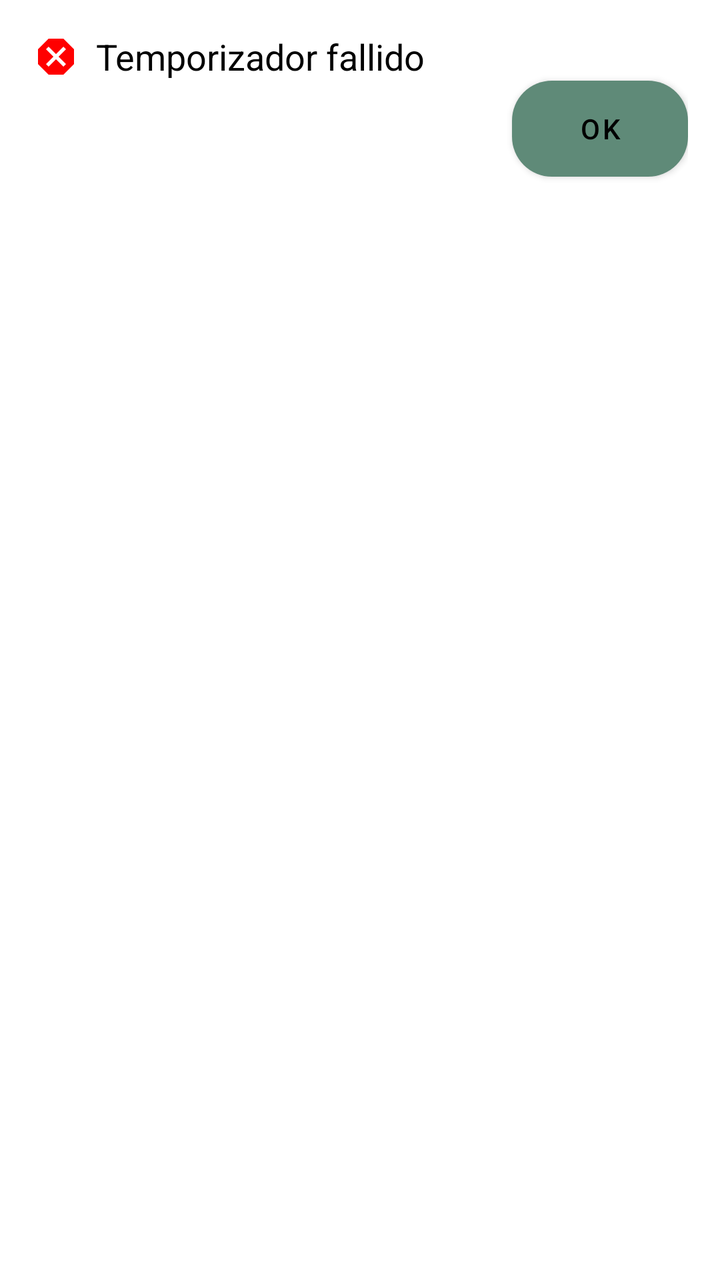
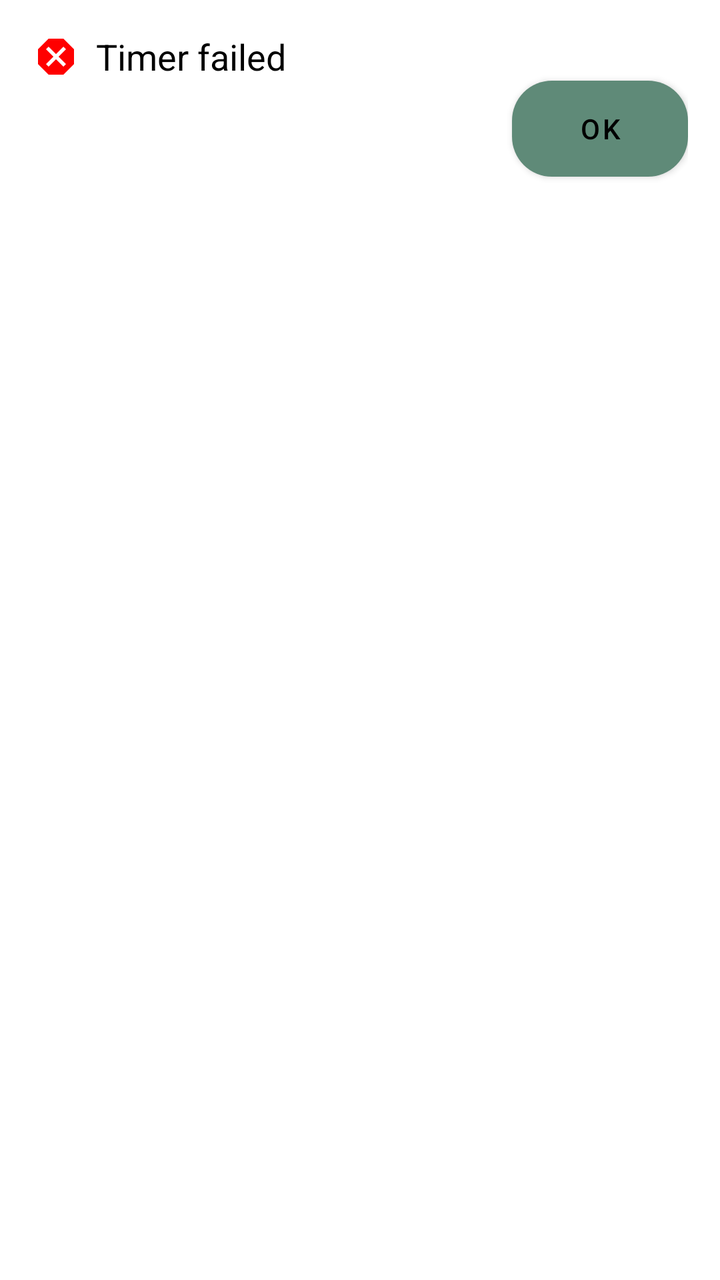

Compare the two renders of this Android layout. The source of the first and the diff that turns it into the second are given below.
<!-- AndroidManifest.xml: application theme Theme.BBetter -->
<!-- res/layout/popup_error.xml -->
<?xml version="1.0" encoding="utf-8"?>
<androidx.constraintlayout.widget.ConstraintLayout
    xmlns:android="http://schemas.android.com/apk/res/android"
    xmlns:app="http://schemas.android.com/apk/res-auto"
    android:layout_width="match_parent"
    android:layout_height="wrap_content"
    android:background="#FFFFFF"
    android:padding="@dimen/spacing_md">

    <ImageView
        android:id="@+id/icon"
        android:layout_width="wrap_content"
        android:layout_height="wrap_content"
        android:src="@drawable/ic_error_cross_24"
        app:layout_constraintTop_toTopOf="@id/alertMessage"
        app:layout_constraintBottom_toBottomOf="@id/alertMessage"
        app:layout_constraintStart_toStartOf="parent"
        app:tint="#FF0000" />

    <TextView
        android:id="@+id/alertMessage"
        android:layout_width="0dp"
        android:layout_height="wrap_content"
        android:paddingStart="@dimen/spacing_sm"
        android:text="Temporizador fallido"
        android:textColor="@color/black"
        android:textSize="@dimen/text_dialog"
        app:layout_constraintTop_toTopOf="parent"
        app:layout_constraintStart_toEndOf="@id/icon"
        app:layout_constraintEnd_toEndOf="parent" />

    <Button
        android:id="@+id/okButton"
        android:layout_width="wrap_content"
        android:layout_height="wrap_content"
        android:background="@drawable/rounded_square"
        android:backgroundTint="@color/white"
        android:text="OK"
        android:textColor="@color/black"
        app:layout_constraintTop_toBottomOf="@id/alertMessage"
        app:layout_constraintEnd_toEndOf="parent" />

</androidx.constraintlayout.widget.ConstraintLayout>
<!-- resources referenced by this layout -->
<resources>
  <color name="black">#FF000000</color>
  <color name="white">#FFFFFFFF</color>
  <dimen name="spacing_md">16dp</dimen>
  <dimen name="spacing_sm">8dp</dimen>
  <dimen name="text_dialog">18sp</dimen>
  <!-- drawable ic_error_cross_24 (drawable) -->
  <vector android:height="24dp" android:tint="#000000"
      android:viewportHeight="24" android:viewportWidth="24"
      android:width="24dp" xmlns:android="http://schemas.android.com/apk/res/android">
      <path android:fillColor="@android:color/white" android:pathData="M15.73,3H8.27L3,8.27v7.46L8.27,21h7.46L21,15.73V8.27L15.73,3zM17,15.74L15.74,17 12,13.26 8.26,17 7,15.74 10.74,12 7,8.26 8.26,7 12,10.74 15.74,7 17,8.26 13.26,12 17,15.74z"/>
  </vector>
  <!-- drawable rounded_square (drawable) -->
  <?xml version="1.0" encoding="utf-8"?>
  <shape xmlns:android="http://schemas.android.com/apk/res/android">
      <solid android:color="@color/white"/> 
      <corners android:radius="20dp"/> 
  </shape>
  <style name="Theme.BBetter" parent="Theme.MaterialComponents.Light">
          <item name="colorPrimary">@color/bb_primary</item>
          <item name="colorPrimaryVariant">@color/bb_primary_dark</item>
          <item name="colorOnPrimary">@color/bb_on_primary</item>
          <item name="colorSecondary">@color/bb_secondary</item>
          <item name="colorSecondaryVariant">@color/bb_secondary</item>
          <item name="colorOnSecondary">@color/bb_on_primary</item>
          <item name="colorAccent">@color/bb_accent_energy</item>
          <item name="colorSurface">@color/bb_surface_card</item>
          <item name="colorOnSurface">@color/bb_on_surface</item>
          <item name="colorError">@color/bb_danger</item>
  
          <item name="android:windowBackground">@color/bb_surface</item>
          <item name="android:colorBackground">@color/bb_surface</item>
          <item name="android:statusBarColor" tools:targetApi="l">@color/bb_primary_dark</item>
          <item name="android:navigationBarColor" tools:targetApi="l">@color/bb_surface_card</item>
  
          <item name="android:textColor">@color/bb_on_surface</item>
          <item name="android:textColorPrimary">@color/bb_on_surface</item>
          <item name="android:textColorSecondary">@color/bb_on_surface_muted</item>
          <item name="android:textColorHint">@color/bb_on_surface_muted</item>
      </style>
  <color name="bb_primary">#FF5F8A78</color>
  <color name="bb_primary_dark">#FF2F4F4A</color>
  <color name="bb_on_primary">#FFFFFFFF</color>
  <color name="bb_secondary">#FF3F4E8C</color>
  <color name="bb_accent_energy">#FFE07A5F</color>
  <color name="bb_surface_card">#FFFFFFFF</color>
  <color name="bb_on_surface">#FF1F2A2A</color>
  <color name="bb_danger">#FFB5524A</color>
  <color name="bb_surface">#FFF6F1E8</color>
  <color name="bb_on_surface_muted">#FF6F7772</color>
</resources>

<!-- the commit's change to res/layout/popup_error.xml (unified diff, before → after) -->
@@ -22,7 +22,7 @@
         android:layout_width="0dp"
         android:layout_height="wrap_content"
         android:paddingStart="@dimen/spacing_sm"
-        android:text="Temporizador fallido"
+        android:text="@string/popup_timer_failed"
         android:textColor="@color/black"
         android:textSize="@dimen/text_dialog"
         app:layout_constraintTop_toTopOf="parent"
@@ -35,7 +35,7 @@
         android:layout_height="wrap_content"
         android:background="@drawable/rounded_square"
         android:backgroundTint="@color/white"
-        android:text="OK"
+        android:text="@string/popup_ok"
         android:textColor="@color/black"
         app:layout_constraintTop_toBottomOf="@id/alertMessage"
         app:layout_constraintEnd_toEndOf="parent" />
<!-- resource entries referenced after the edit -->
@@ -17,6 +17,8 @@
       <solid android:color="@color/white"/> 
       <corners android:radius="20dp"/> 
   </shape>
+  <string name="popup_ok">OK</string>
+  <string name="popup_timer_failed">Timer failed</string>
   <style name="Theme.BBetter" parent="Theme.MaterialComponents.Light">
           <item name="colorPrimary">@color/bb_primary</item>
           <item name="colorPrimaryVariant">@color/bb_primary_dark</item>
